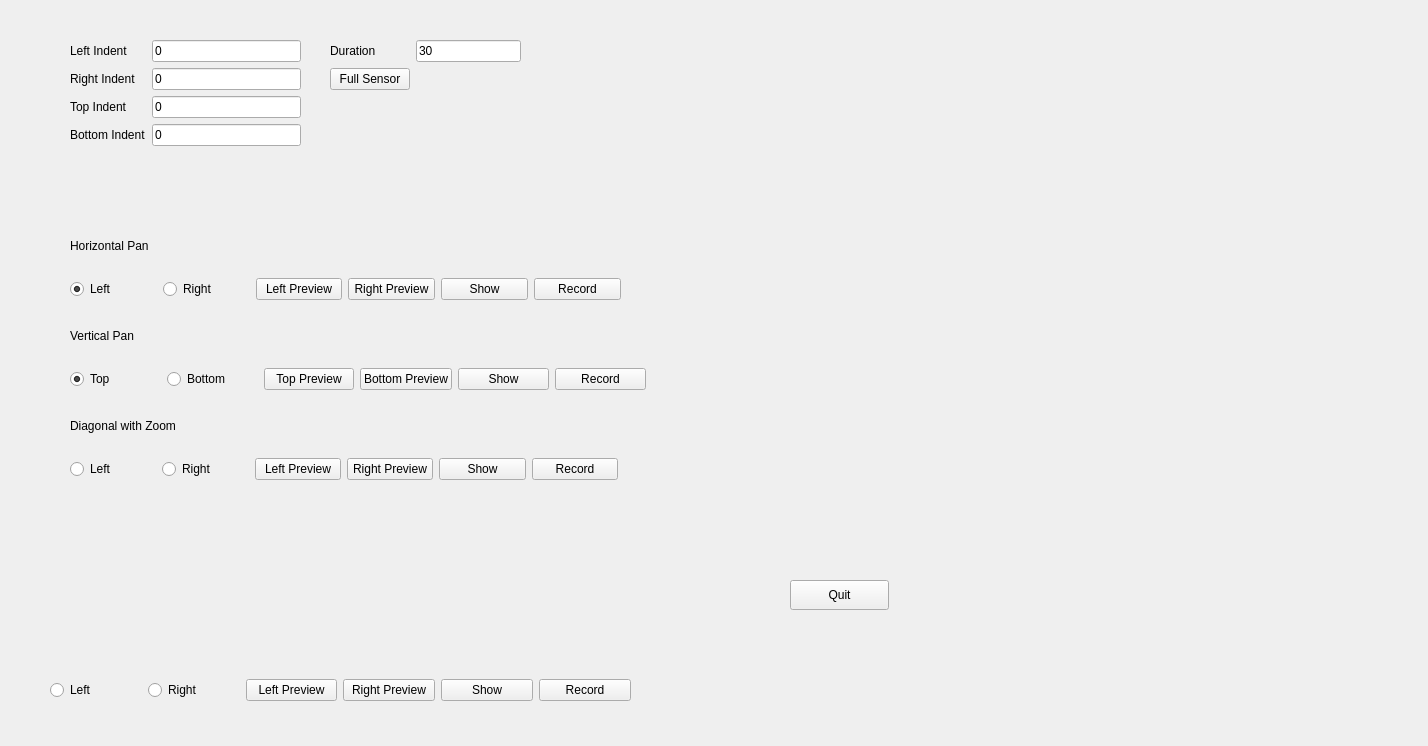
Before: the Qt Designer form zoomCode.ui in cambridgeBlueMan/zoomCode, drawn with Qt 5.
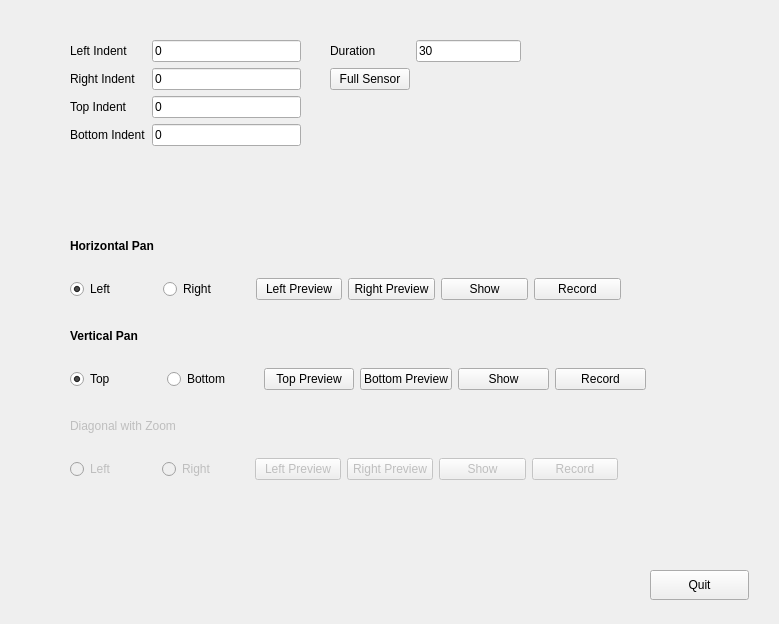
After: the same form once the commit is applied.

Commit message: left,right,top,bottom zooms working

What changed in the file:
```diff
--- a/zoomCode.ui
+++ b/zoomCode.ui
@@ -6,8 +6,8 @@
    <rect>
     <x>0</x>
     <y>0</y>
-    <width>1428</width>
-    <height>746</height>
+    <width>779</width>
+    <height>624</height>
    </rect>
   </property>
   <property name="windowTitle">
@@ -93,60 +93,6 @@
     </item>
    </layout>
   </widget>
-  <widget class="QWidget" name="horizontalLayoutWidget_4">
-   <property name="geometry">
-    <rect>
-     <x>50</x>
-     <y>660</y>
-     <width>581</width>
-     <height>61</height>
-    </rect>
-   </property>
-   <layout class="QHBoxLayout" name="horizontalLayout_4">
-    <item>
-     <widget class="QRadioButton" name="radioButton_7">
-      <property name="text">
-       <string>Left</string>
-      </property>
-     </widget>
-    </item>
-    <item>
-     <widget class="QRadioButton" name="radioButton_8">
-      <property name="text">
-       <string>Right</string>
-      </property>
-     </widget>
-    </item>
-    <item>
-     <widget class="QPushButton" name="pushButton_13">
-      <property name="text">
-       <string>Left Preview</string>
-      </property>
-     </widget>
-    </item>
-    <item>
-     <widget class="QPushButton" name="pushButton_14">
-      <property name="text">
-       <string>Right Preview</string>
-      </property>
-     </widget>
-    </item>
-    <item>
-     <widget class="QPushButton" name="pushButton_15">
-      <property name="text">
-       <string>Show</string>
-      </property>
-     </widget>
-    </item>
-    <item>
-     <widget class="QPushButton" name="pushButton_16">
-      <property name="text">
-       <string>Record</string>
-      </property>
-     </widget>
-    </item>
-   </layout>
-  </widget>
   <widget class="QWidget" name="verticalLayoutWidget">
    <property name="geometry">
     <rect>
@@ -159,6 +105,12 @@
    <layout class="QVBoxLayout" name="verticalLayout">
     <item>
      <widget class="QLabel" name="label_5">
+      <property name="font">
+       <font>
+        <weight>75</weight>
+        <bold>true</bold>
+       </font>
+      </property>
       <property name="text">
        <string>Horizontal Pan</string>
       </property>
@@ -227,6 +179,12 @@
    <layout class="QVBoxLayout" name="verticalLayout_2">
     <item>
      <widget class="QLabel" name="label_6">
+      <property name="font">
+       <font>
+        <weight>75</weight>
+        <bold>true</bold>
+       </font>
+      </property>
       <property name="text">
        <string>Vertical Pan</string>
       </property>
@@ -295,6 +253,9 @@
    <layout class="QVBoxLayout" name="verticalLayout_3">
     <item>
      <widget class="QLabel" name="label_7">
+      <property name="enabled">
+       <bool>false</bool>
+      </property>
       <property name="text">
        <string>Diagonal with Zoom</string>
       </property>
@@ -304,6 +265,9 @@
      <layout class="QHBoxLayout" name="horizontalLayout_2">
       <item>
        <widget class="QRadioButton" name="radioButton_3">
+        <property name="enabled">
+         <bool>false</bool>
+        </property>
         <property name="text">
          <string>Left</string>
         </property>
@@ -311,6 +275,9 @@
       </item>
       <item>
        <widget class="QRadioButton" name="radioButton_4">
+        <property name="enabled">
+         <bool>false</bool>
+        </property>
         <property name="text">
          <string>Right</string>
         </property>
@@ -318,6 +285,9 @@
       </item>
       <item>
        <widget class="QPushButton" name="pushButton_5">
+        <property name="enabled">
+         <bool>false</bool>
+        </property>
         <property name="text">
          <string>Left Preview</string>
         </property>
@@ -325,6 +295,9 @@
       </item>
       <item>
        <widget class="QPushButton" name="pushButton_6">
+        <property name="enabled">
+         <bool>false</bool>
+        </property>
         <property name="text">
          <string>Right Preview</string>
         </property>
@@ -332,6 +305,9 @@
       </item>
       <item>
        <widget class="QPushButton" name="pushButton_7">
+        <property name="enabled">
+         <bool>false</bool>
+        </property>
         <property name="text">
          <string>Show</string>
         </property>
@@ -339,6 +315,9 @@
       </item>
       <item>
        <widget class="QPushButton" name="pushButton_8">
+        <property name="enabled">
+         <bool>false</bool>
+        </property>
         <property name="text">
          <string>Record</string>
         </property>
@@ -351,8 +330,8 @@
   <widget class="QPushButton" name="quit">
    <property name="geometry">
     <rect>
-     <x>790</x>
-     <y>580</y>
+     <x>650</x>
+     <y>570</y>
      <width>99</width>
      <height>30</height>
     </rect>
@@ -372,14 +351,14 @@
    </property>
    <layout class="QFormLayout" name="formLayout_2">
     <item row="0" column="0">
-     <widget class="QLabel" name="duration">
+     <widget class="QLabel" name="durationLabel">
       <property name="text">
        <string>Duration</string>
       </property>
      </widget>
     </item>
     <item row="0" column="1">
-     <widget class="QLineEdit" name="lineEdit">
+     <widget class="QLineEdit" name="duration">
       <property name="text">
        <string>30</string>
       </property>
```
Left out of the diff: 6 changed lines with no effect on the pictures. The commit also changes 3 other files.
